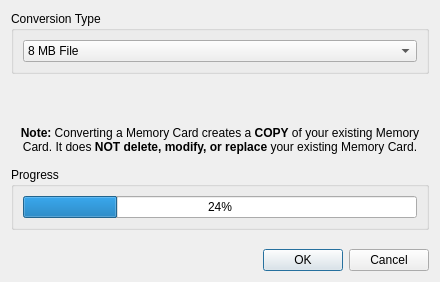
First picture: the form in pcsx2-qt/Settings/MemoryCardConvertDialog.ui, repository PCSX2/pcsx2, before the edit.
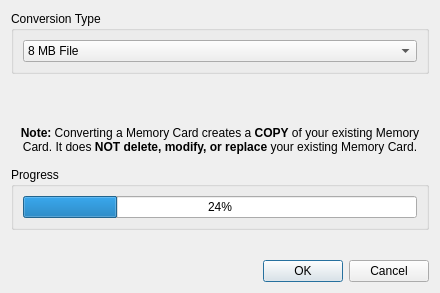
Second picture: the form after the edit.

Diff of the .ui file:
```diff
--- a/pcsx2-qt/Settings/MemoryCardConvertDialog.ui
+++ b/pcsx2-qt/Settings/MemoryCardConvertDialog.ui
@@ -10,7 +10,7 @@
     <x>0</x>
     <y>0</y>
     <width>440</width>
-    <height>282</height>
+    <height>293</height>
    </rect>
   </property>
   <property name="windowTitle">
```
Left out of the diff: 9 changed lines with no effect on the pictures.
